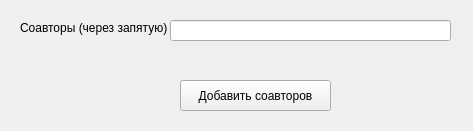
This is Users_Interfaces/add_coauthors.ui in FREDY129053/Tasks-Table as Qt 5 draws it before an edit. The edited form follows.
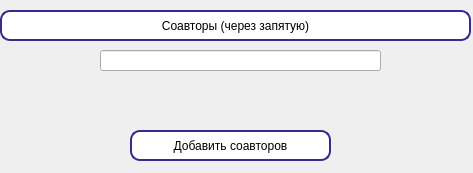
This is the edited form.

```diff
--- a/Users_Interfaces/add_coauthors.ui
+++ b/Users_Interfaces/add_coauthors.ui
@@ -7,7 +7,7 @@
     <x>0</x>
     <y>0</y>
     <width>473</width>
-    <height>131</height>
+    <height>173</height>
    </rect>
   </property>
   <property name="windowTitle">
@@ -16,21 +16,33 @@
   <widget class="QLabel" name="label">
    <property name="geometry">
     <rect>
-     <x>20</x>
-     <y>20</y>
-     <width>151</width>
-     <height>16</height>
+     <x>0</x>
+     <y>10</y>
+     <width>471</width>
+     <height>31</height>
     </rect>
    </property>
+   <property name="styleSheet">
+    <string notr="true">border-radius: 10px;
+font: 400 15pt &quot;Segoe UI&quot;;
+border-left: 2px solid #3C288C;
+border-top: 2px solid #3C288C;
+border-right: 2px solid #3C288C;
+border-bottom: 2px solid #3C288C;
+background-color: rgb(255, 255, 255);</string>
+   </property>
    <property name="text">
     <string>Соавторы (через запятую)</string>
    </property>
+   <property name="alignment">
+    <set>Qt::AlignCenter</set>
+   </property>
   </widget>
   <widget class="QLabel" name="status">
    <property name="geometry">
     <rect>
-     <x>180</x>
-     <y>40</y>
+     <x>150</x>
+     <y>80</y>
      <width>171</width>
      <height>31</height>
     </rect>
@@ -42,8 +54,8 @@
   <widget class="QLineEdit" name="coauthors">
    <property name="geometry">
     <rect>
-     <x>170</x>
-     <y>20</y>
+     <x>100</x>
+     <y>50</y>
      <width>281</width>
      <height>21</height>
     </rect>
@@ -52,12 +64,21 @@
   <widget class="QPushButton" name="add_coauthors_button">
    <property name="geometry">
     <rect>
-     <x>180</x>
-     <y>80</y>
-     <width>151</width>
+     <x>130</x>
+     <y>130</y>
+     <width>201</width>
      <height>31</height>
     </rect>
    </property>
+   <property name="styleSheet">
+    <string notr="true">border-radius: 10px;
+font: 500 14pt &quot;Segoe UI&quot;;
+border-left: 2px solid #3C288C;
+border-top: 2px solid #3C288C;
+border-right: 2px solid #3C288C;
+border-bottom: 2px solid #3C288C;
+background-color: rgb(255, 255, 255);</string>
+   </property>
    <property name="text">
     <string>Добавить соавторов</string>
    </property>
```
